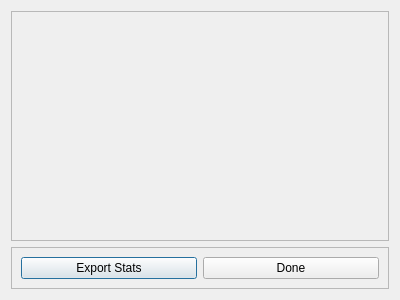
JeffHoogland/qutemtgstats, file UIs/DeckStats.ui: the form before one commit.
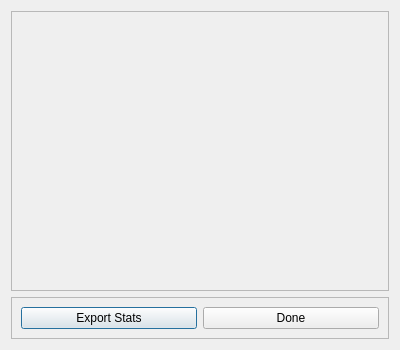
The form after the commit.

What changed in the file:
```diff
--- a/UIs/DeckStats.ui
+++ b/UIs/DeckStats.ui
@@ -7,7 +7,7 @@
     <x>0</x>
     <y>0</y>
     <width>400</width>
-    <height>300</height>
+    <height>350</height>
    </rect>
   </property>
   <property name="windowTitle">
@@ -24,8 +24,8 @@
        <rect>
         <x>0</x>
         <y>0</y>
-        <width>378</width>
-        <height>223</height>
+        <width>380</width>
+        <height>273</height>
        </rect>
       </property>
       <layout class="QHBoxLayout" name="horizontalLayout_6"/>
```
Left out of the diff: 6 changed lines with no effect on the pictures.
